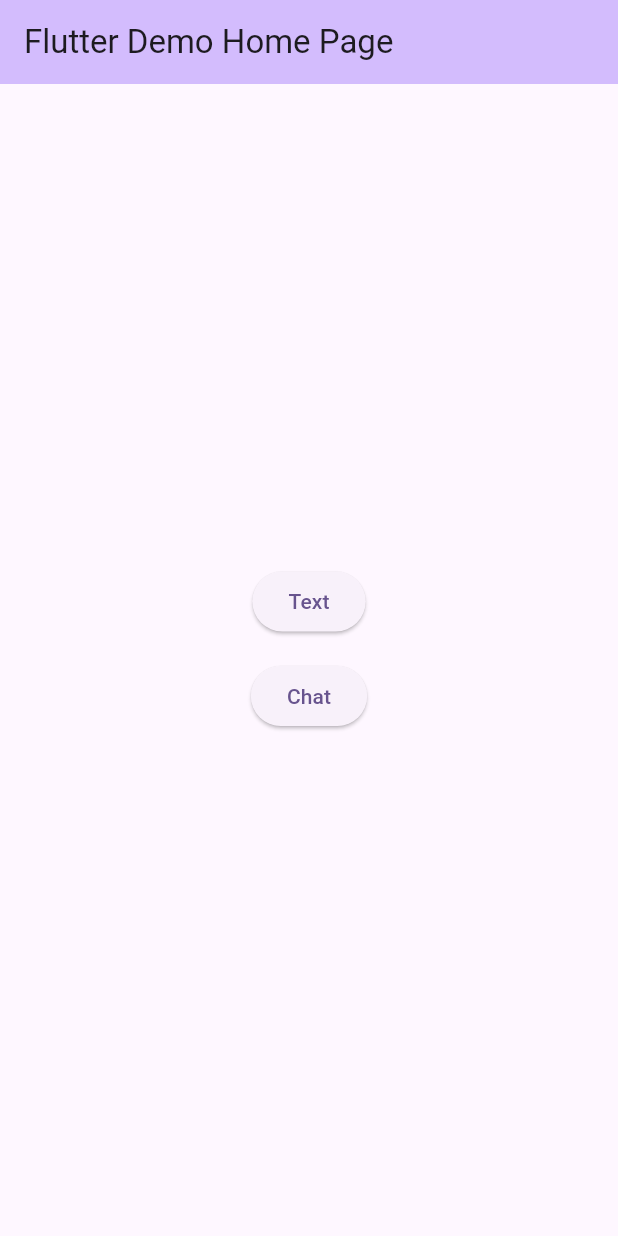
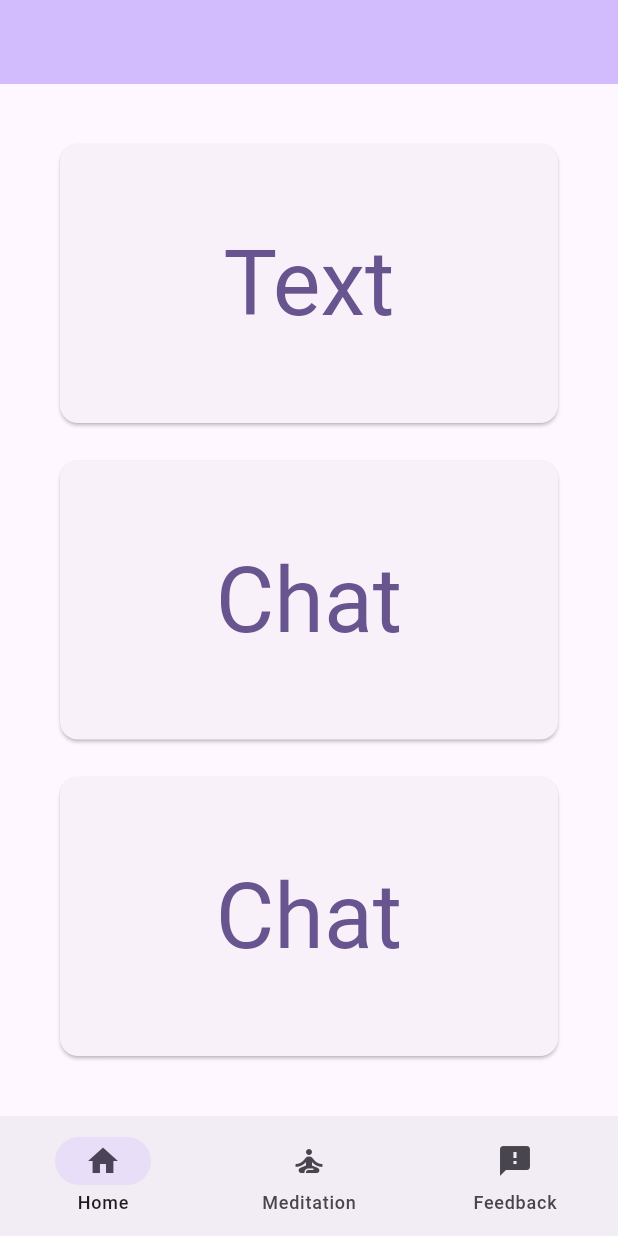
Before and after one commit to KatherineBR/Trevor-App-Public, a Flutter app: the screen it shows after launch, on a phone screen of 412 x 824 dp. Run offline on Flutter 3.47's test engine with Material 3 defaults, Android fonts, the phone set to English and light mode, and no system bars; our stand-ins replace webview_flutter; generated files the repository leaves out were written again.

Commit message:
Finished navigation deliverable including fixed button formatting, new nav bar, new home meditation and feedback pages, localization, and removed title.

```diff
--- /dev/null
+++ b/lib/feedback.dart
@@ -0,0 +1,19 @@
+import 'package:flutter/material.dart';
+import 'webview_controller.dart';
+import 'package:url_launcher/url_launcher.dart';
+import 'package:flutter_localizations/flutter_localizations.dart';
+import 'package:flutter_gen/gen_l10n/app_localizations.dart';
+
+class MyFeedbackPage extends StatelessWidget {
+  const MyFeedbackPage({super.key});
+
+  @override
+  Widget build(BuildContext context) {
+
+    return Scaffold(
+      appBar: AppBar(
+        title: const Text('Wow I love this app this is the best app I have ever used'),
+      ),
+    );
+  }
+}
--- /dev/null
+++ b/lib/home.dart
@@ -0,0 +1,99 @@
+import 'package:flutter/material.dart';
+import 'webview_controller.dart';
+import 'package:url_launcher/url_launcher.dart';
+import 'package:flutter_localizations/flutter_localizations.dart';
+import 'package:flutter_gen/gen_l10n/app_localizations.dart';
+
+class MyHomePage extends StatelessWidget {
+  const MyHomePage({super.key});
+
+  Future<void> sendSMS(String phoneNumber) async {
+    final Uri smsUri = Uri.parse('sms:$phoneNumber'); // `sms:` opens the messaging app
+    if (await canLaunchUrl(smsUri)) {
+      await launchUrl(smsUri);
+    } else {
+      debugPrint('Could not launch SMS app');
+    }
+  }
+
+  @override
+  Widget build(BuildContext context) {
+    // retrieves the appropriate translations based on the user's
+    // language settings from the generated class "AppLocalizations"
+    final localizations = AppLocalizations.of(context)!;
+
+    return Scaffold(
+      appBar: AppBar(
+        backgroundColor: Theme.of(context).colorScheme.inversePrimary,
+        // Here we take the value from the MyHomePage object that was created by
+        // the App.build method, and use it to set our appbar title.
+        // uses the content from the translation that it retrieved from the
+        // the generated class
+      ),
+      body: Padding(
+        padding: EdgeInsets.symmetric(horizontal: 40),
+        child: Column(
+          mainAxisAlignment: MainAxisAlignment.center,
+          children: [
+            SizedBox(height: 40), // Adds top margin
+            Expanded(
+              child: ElevatedButton(
+              // uses the retrieved translation from the generated class which
+              // stores the appropriate translations based on the user's language
+              // setting
+              onPressed: () => sendSMS('sms:+18664887386'), // Replace with desired number
+              style: ElevatedButton.styleFrom(
+                minimumSize: Size(double.infinity, 60), // Ensures full width
+                textStyle: TextStyle(fontSize: 60), // Increases font size
+                shape: RoundedRectangleBorder(
+                  borderRadius: BorderRadius.circular(12), // Makes it rounded rectangle
+              ), ),
+              child: Text(localizations.text),
+            ),
+            ),
+            SizedBox(height: 25),
+            Expanded(child: ElevatedButton(
+              onPressed: () {
+                // Navigate to the webview chat when pressed
+                Navigator.push(
+                  context,
+                  MaterialPageRoute(
+                    builder: (context) => WebViewApp(),
+                    ),
+                  );
+                },
+              style: ElevatedButton.styleFrom(
+                minimumSize: Size(double.infinity, 60), // Ensures full width
+                textStyle: TextStyle(fontSize: 60), // Increases font size
+                shape: RoundedRectangleBorder(
+                  borderRadius: BorderRadius.circular(12), // Makes it rounded rectangle
+              ), ),
+              child: Text(localizations.chat)
+            ), ),
+            SizedBox(height: 25),
+            Expanded(child: ElevatedButton(
+            onPressed: () {
+              // Copied the webview button as a dummy so we can format with three buttons
+              Navigator.push(
+                context,
+                MaterialPageRoute(
+                  builder: (context) => WebViewApp(),
+                  ),
+                );
+              },
+            style: ElevatedButton.styleFrom(
+                minimumSize: Size(double.infinity, 60), // Ensures full width
+                textStyle: TextStyle(fontSize: 60), // Increases font size
+                shape: RoundedRectangleBorder(
+                  borderRadius: BorderRadius.circular(12), // Makes it rounded rectangle
+              ), ),
+            child: Text(localizations.chat)
+            ),),
+
+            SizedBox(height: 40),
+          ],
+        ),
+      ),
+    );
+}
+  }
--- a/lib/l10n/app_en.arb
+++ b/lib/l10n/app_en.arb
@@ -3,5 +3,8 @@
   "call": "Call",
   "text": "Text",
   "chat": "Chat",
-  "chatURL": "http://chat.trvr.org/"
+  "chatURL": "http://chat.trvr.org/",
+  "home" : "Home",
+  "meditation" : "Meditation",
+  "feedback" : "Feedback"
 }
--- a/lib/l10n/app_es.arb
+++ b/lib/l10n/app_es.arb
@@ -3,5 +3,8 @@
   "call": "Llamar",
   "text": "Mensaje",
   "chat": "Chat",
-  "chatURL": "http://chat.trvr.mx/"
+  "chatURL": "http://chat.trvr.mx/",
+  "home" : "Hogar",
+  "meditation" : "Meditación",
+  "feedback" : "Comentario"
 }
--- a/lib/main.dart
+++ b/lib/main.dart
@@ -3,6 +3,9 @@ import 'webview_controller.dart';
 import 'package:url_launcher/url_launcher.dart';
 import 'package:flutter_localizations/flutter_localizations.dart';
 import 'package:flutter_gen/gen_l10n/app_localizations.dart';
+import 'home.dart';        // Import home.dart
+import 'feedback.dart';   // Import feedback.dart
+import 'resources.dart'; // Import resources.dart
 
 void main() {
   runApp(const MyApp());
@@ -14,8 +17,8 @@ class MyApp extends StatelessWidget {
   // This widget is the root of your application.
   @override
   Widget build(BuildContext context) {
+
     return MaterialApp(
-      title: 'Flutter Demo',
       // loads localized resources
       localizationsDelegates: [
         AppLocalizations.delegate,
@@ -46,87 +49,62 @@ class MyApp extends StatelessWidget {
         // tested with just a hot reload.
         colorScheme: ColorScheme.fromSeed(seedColor: Colors.deepPurple),
       ),
-      home: const MyHomePage(),
+      home: const HomeScreen(),
     );
   }
 }
 
-class MyHomePage extends StatelessWidget {
-  const MyHomePage({super.key});
+class HomeScreen extends StatefulWidget {
+  const HomeScreen({super.key});
 
-  Future<void> sendSMS(String phoneNumber) async {
-    final Uri smsUri = Uri.parse('sms:$phoneNumber'); // `sms:` opens the messaging app
-    if (await canLaunchUrl(smsUri)) {
-      await launchUrl(smsUri);
-    } else {
-      debugPrint('Could not launch SMS app');
+  @override
+  _HomeScreenState createState() => _HomeScreenState();
 }
+
+class _HomeScreenState extends State<HomeScreen> {
+  int _selectedIndex = 0; // Track the selected tab
+
+  // List of pages to display based on the selected index
+  final List<Widget> _pages = [
+    MyHomePage(),        // Home page from home.dart
+    MyResourcesPage(),  // Meditation page from resources.dart
+    MyFeedbackPage(),    // Feedback page from feedback.dart
+  ];
+
+  // This function is called when a bottom nav item is selected
+  void _onItemTapped(int index) {
+    setState(() {
+      _selectedIndex = index; // Set the selected index
+    });
   }
 
   @override
   Widget build(BuildContext context) {
-    // retrieves the appropriate translations based on the user's
-    // language settings from the generated class "AppLocalizations"
     final localizations = AppLocalizations.of(context)!;
-    // This method is rerun every time setState is called, for instance as done
-    // by the _incrementCounter method above.
-    //
-    // The Flutter framework has been optimized to make rerunning build methods
-    // fast, so that you can just rebuild anything that needs updating rather
-    // than having to individually change instances of widgets.
+
     return Scaffold(
-      appBar: AppBar(
-        // TRY THIS: Try changing the color here to a specific color (to
-        // Colors.amber, perhaps?) and trigger a hot reload to see the AppBar
-        // change color while the other colors stay the same.
-        backgroundColor: Theme.of(context).colorScheme.inversePrimary,
-        // Here we take the value from the MyHomePage object that was created by
-        // the App.build method, and use it to set our appbar title.
-        // uses the content from the translation that it retrieved from the
-        // the generated class
-        title: Text(localizations.appTitle),
+
+      body: IndexedStack(
+        index: _selectedIndex, // Show the page based on the selected index
+        children: _pages, // The list of pages
       ),
-      body: Center(
-        // Center is a layout widget. It takes a single child and positions it
-        // in the middle of the parent.
-        child: Column(
-          // Column is also a layout widget. It takes a list of children and
-          // arranges them vertically. By default, it sizes itself to fit its
-          // children horizontally, and tries to be as tall as its parent.
-          //
-          // Column has various properties to control how it sizes itself and
-          // how it positions its children. Here we use mainAxisAlignment to
-          // center the children vertically; the main axis here is the vertical
-          // axis because Columns are vertical (the cross axis would be
-          // horizontal).
-          //
-          // TRY THIS: Invoke "debug painting" (choose the "Toggle Debug Paint"
-          // action in the IDE, or press "p" in the console), to see the
-          // wireframe for each widget.
-          mainAxisAlignment: MainAxisAlignment.center,
-          children: [ ElevatedButton(
-              // uses the retrieved translation from the generated class which
-              // stores the appropriate translations based on the user's language
-              // setting
-              onPressed: () => sendSMS('sms:+18664887386'), // Replace with desired number
-              child: Text(localizations.text),
+      bottomNavigationBar: NavigationBar(
+        selectedIndex: _selectedIndex,
+        onDestinationSelected: _onItemTapped, // Handle selection of nav items
+        destinations: [
+          NavigationDestination(
+            icon: Icon(Icons.home),
+            label: localizations.home,
           ),
-            SizedBox(height: 15),
-            ElevatedButton(
-            onPressed: () {
-              // Navigate to the webview chat when pressed
-              Navigator.push(
-                context,
-                MaterialPageRoute(
-                  builder: (context) => WebViewApp(),
+          NavigationDestination(
+            icon: Icon(Icons.self_improvement), // Meditation icon
+            label: localizations.meditation,
           ),
-                );
-              },
-            child: Text(localizations.chat)
+          NavigationDestination(
+            icon: Icon(Icons.feedback), // Feedback icon
+            label: localizations.feedback,
           ),
-            SizedBox(height: 15),
         ],
-        ),
       ),
     );
   }
--- /dev/null
+++ b/lib/resources.dart
@@ -0,0 +1,19 @@
+import 'package:flutter/material.dart';
+import 'webview_controller.dart';
+import 'package:url_launcher/url_launcher.dart';
+import 'package:flutter_localizations/flutter_localizations.dart';
+import 'package:flutter_gen/gen_l10n/app_localizations.dart';
+
+class MyResourcesPage extends StatelessWidget {
+  const MyResourcesPage({super.key});
+
+  @override
+  Widget build(BuildContext context) {
+
+    return Scaffold(
+      appBar: AppBar(
+        title: const Text('These are so many great resources how resourceful'),
+      ),
+    );
+  }
+}
```
Lines whose indentation alone changed are shown as unchanged.
